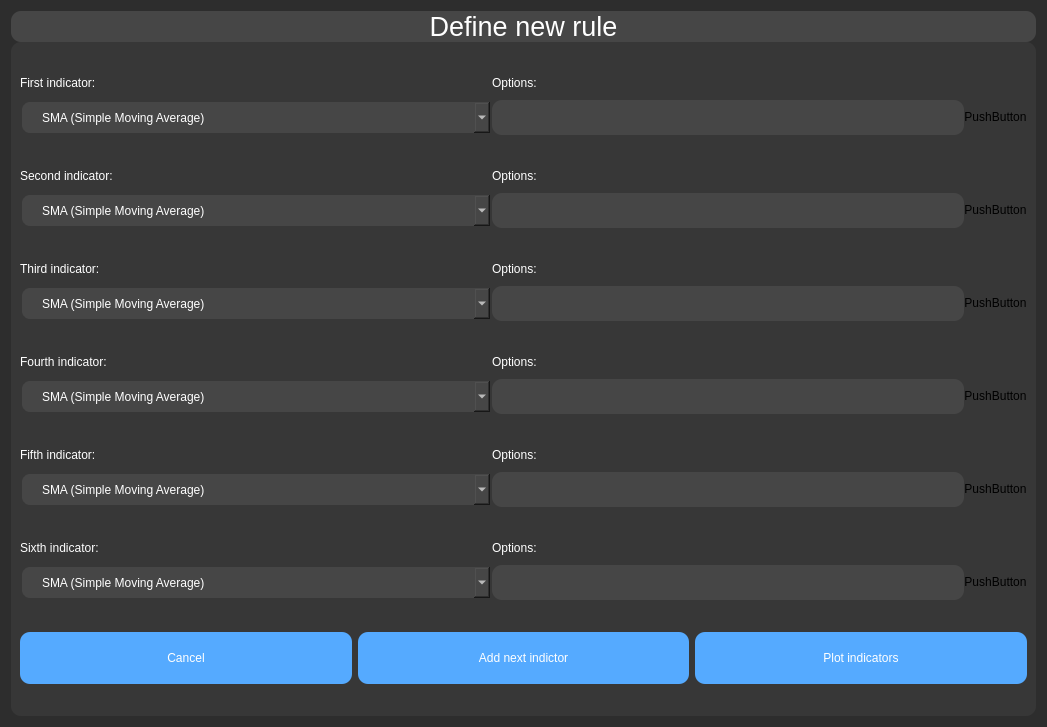
The window that ui/define_indicator_to_plot_page.ui (kornelHub/BackTesting-App) describes before a commit, drawn with Qt 5.
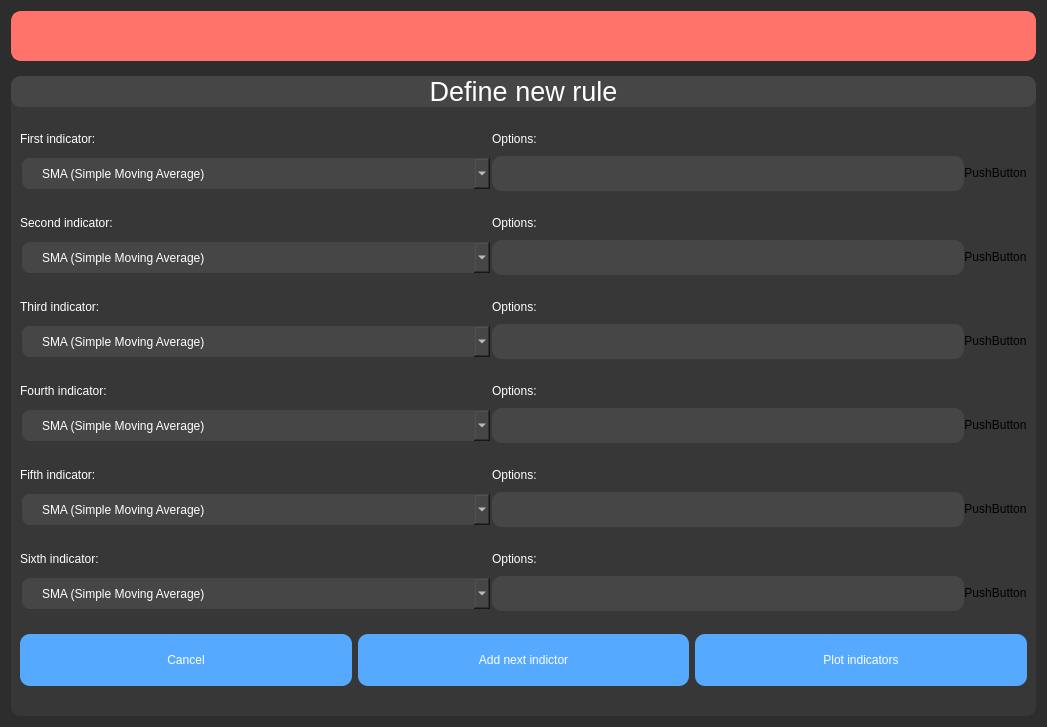
The same window after the commit.

```diff
--- a/ui/define_indicator_to_plot_page.ui
+++ b/ui/define_indicator_to_plot_page.ui
@@ -17,8 +17,50 @@
    <string notr="true">background-color: rgb(45, 45, 45);</string>
   </property>
   <layout class="QVBoxLayout" name="verticalLayout_2">
+   <property name="spacing">
+    <number>15</number>
+   </property>
+   <item>
+    <widget class="QLabel" name="error_message_label">
+     <property name="minimumSize">
+      <size>
+       <width>0</width>
+       <height>50</height>
+      </size>
+     </property>
+     <property name="maximumSize">
+      <size>
+       <width>16777215</width>
+       <height>50</height>
+      </size>
+     </property>
+     <property name="font">
+      <font>
+       <pointsize>10</pointsize>
+       <weight>75</weight>
+       <bold>true</bold>
+      </font>
+     </property>
+     <property name="styleSheet">
+      <string notr="true">background-color: rgb(255, 115, 107);
+color: rgb(255, 255, 255);
+border-radius: 10px;
+border: 2px solid rgb(255, 115, 107);</string>
+     </property>
+     <property name="text">
+      <string/>
+     </property>
+     <property name="alignment">
+      <set>Qt::AlignCenter</set>
+     </property>
+    </widget>
+   </item>
    <item>
     <widget class="QWidget" name="widget_2" native="true">
+     <property name="styleSheet">
+      <string notr="true">background-color: rgb(55,55,55);
+border-radius: 10px;</string>
+     </property>
      <layout class="QVBoxLayout" name="verticalLayout">
       <property name="spacing">
        <number>0</number>
```
Left out of the diff: 54 changed lines with no effect on the pictures.
